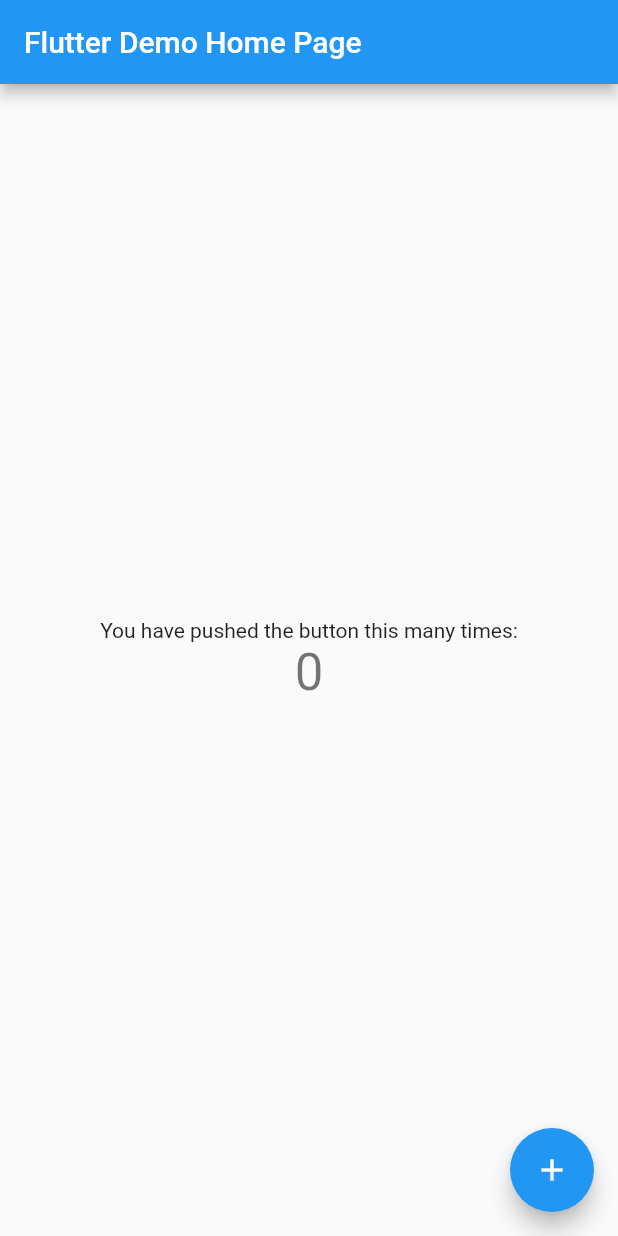
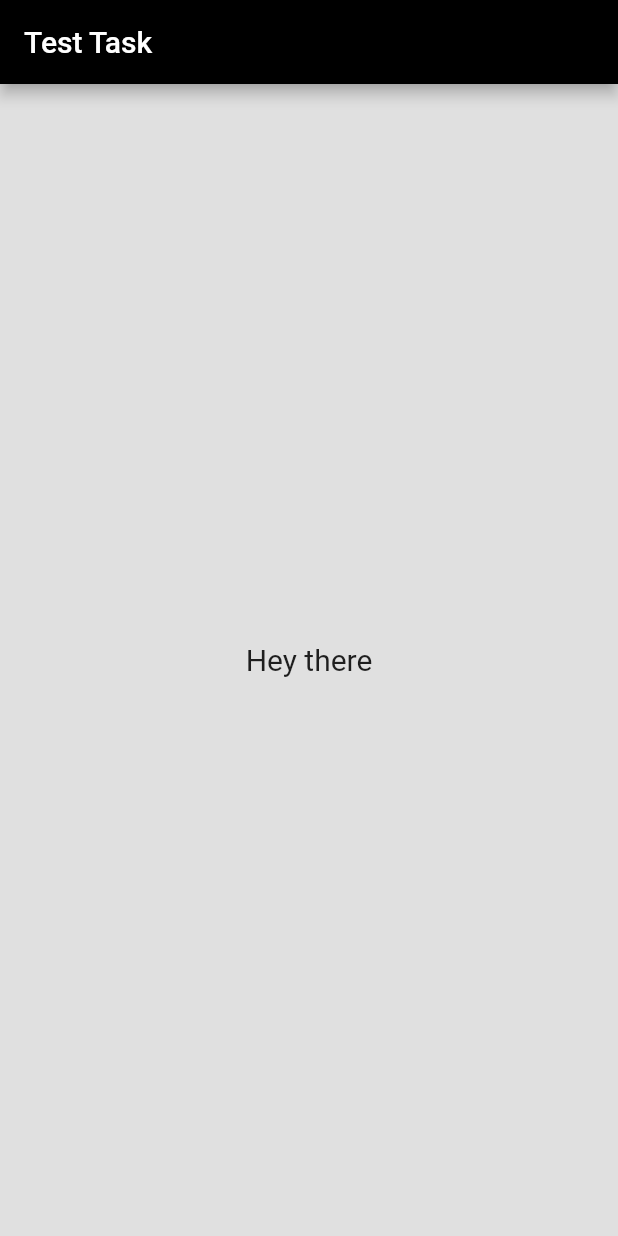
Before and after one commit to VikaKhusti/flutter_app, a Flutter app: the screen it shows after launch, on a phone screen of 412 x 824 dp. Run offline on Flutter 3.47's test engine with Material 2 defaults, Android fonts, the phone set to English and light mode, and no system bars.

Commit message:
task complited

```diff
--- a/lib/main.dart
+++ b/lib/main.dart
@@ -1,111 +1,55 @@
+import 'dart:math';
+
 import 'package:flutter/material.dart';
 
-void main() => runApp(MyApp());
+void main() => runApp(MaterialApp(
+  home: MainScreen(),
+));
 
-class MyApp extends StatelessWidget {
-  // This widget is the root of your application.
+class MainScreen extends StatefulWidget {
   @override
-  Widget build(BuildContext context) {
-    return MaterialApp(
-      title: 'Flutter Demo',
-      theme: ThemeData(
-        // This is the theme of your application.
-        //
-        // Try running your application with "flutter run". You'll see the
-        // application has a blue toolbar. Then, without quitting the app, try
-        // changing the primarySwatch below to Colors.green and then invoke
-        // "hot reload" (press "r" in the console where you ran "flutter run",
-        // or simply save your changes to "hot reload" in a Flutter IDE).
-        // Notice that the counter didn't reset back to zero; the application
-        // is not restarted.
-        primarySwatch: Colors.blue,
-      ),
-      home: MyHomePage(title: 'Flutter Demo Home Page'),
-    );
-  }
+  _MainScreenState createState() => _MainScreenState();
 }
 
-class MyHomePage extends StatefulWidget {
-  MyHomePage({Key key, this.title}) : super(key: key);
+class _MainScreenState extends State<MainScreen> {
 
-  // This widget is the home page of your application. It is stateful, meaning
-  // that it has a State object (defined below) that contains fields that affect
-  // how it looks.
 
-  // This class is the configuration for the state. It holds the values (in this
-  // case the title) provided by the parent (in this case the App widget) and
-  // used by the build method of the State. Fields in a Widget subclass are
-  // always marked "final".
+  List colors = [Colors.red, Colors.green, Colors.yellow];
+  Random random = new Random();
 
-  final String title;
+  int index = 0;
 
-  @override
-  _MyHomePageState createState() => _MyHomePageState();
-}
+  void changeIndex() {
+    setState(() => index = random.nextInt(3));
+  }
 
-class _MyHomePageState extends State<MyHomePage> {
-  int _counter = 0;
-
-  void _incrementCounter() {
+  Color newColor = Colors.grey[300];
+  generateColor() {
     setState(() {
-      // This call to setState tells the Flutter framework that something has
-      // changed in this State, which causes it to rerun the build method below
-      // so that the display can reflect the updated values. If we changed
-      // _counter without calling setState(), then the build method would not be
-      // called again, and so nothing would appear to happen.
-      _counter++;
+      newColor = Colors.primaries[Random().nextInt(Colors.primaries.length)];
     });
   }
 
   @override
   Widget build(BuildContext context) {
-    // This method is rerun every time setState is called, for instance as done
-    // by the _incrementCounter method above.
-    //
-    // The Flutter framework has been optimized to make rerunning build methods
-    // fast, so that you can just rebuild anything that needs updating rather
-    // than having to individually change instances of widgets.
     return Scaffold(
-      appBar: AppBar(
-        // Here we take the value from the MyHomePage object that was created by
-        // the App.build method, and use it to set our appbar title.
-        title: Text(widget.title),
-      ),
-      body: Center(
-        // Center is a layout widget. It takes a single child and positions it
-        // in the middle of the parent.
-        child: Column(
-          // Column is also a layout widget. It takes a list of children and
-          // arranges them vertically. By default, it sizes itself to fit its
-          // children horizontally, and tries to be as tall as its parent.
-          //
-          // Invoke "debug painting" (press "p" in the console, choose the
-          // "Toggle Debug Paint" action from the Flutter Inspector in Android
-          // Studio, or the "Toggle Debug Paint" command in Visual Studio Code)
-          // to see the wireframe for each widget.
-          //
-          // Column has various properties to control how it sizes itself and
-          // how it positions its children. Here we use mainAxisAlignment to
-          // center the children vertically; the main axis here is the vertical
-          // axis because Columns are vertical (the cross axis would be
-          // horizontal).
-          mainAxisAlignment: MainAxisAlignment.center,
-          children: <Widget>[
-            Text(
-              'You have pushed the button this many times:',
+        appBar: AppBar(
+          title: Text('Test Task'),
+          backgroundColor: Colors.black,
+        ),
+        backgroundColor: newColor,
+        body: InkWell(
+          onTap: () => generateColor(),
+          child: Center(
+            child: Text(
+              'Hey there',
+              style: TextStyle(
+                fontSize: 20,
+              ),
             ),
-            Text(
-              '$_counter',
-              style: Theme.of(context).textTheme.display1,
-            ),
-          ],
+          ),
         ),
-      ),
-      floatingActionButton: FloatingActionButton(
-        onPressed: _incrementCounter,
-        tooltip: 'Increment',
-        child: Icon(Icons.add),
-      ), // This trailing comma makes auto-formatting nicer for build methods.
-    );
+        );
+
   }
 }
```
